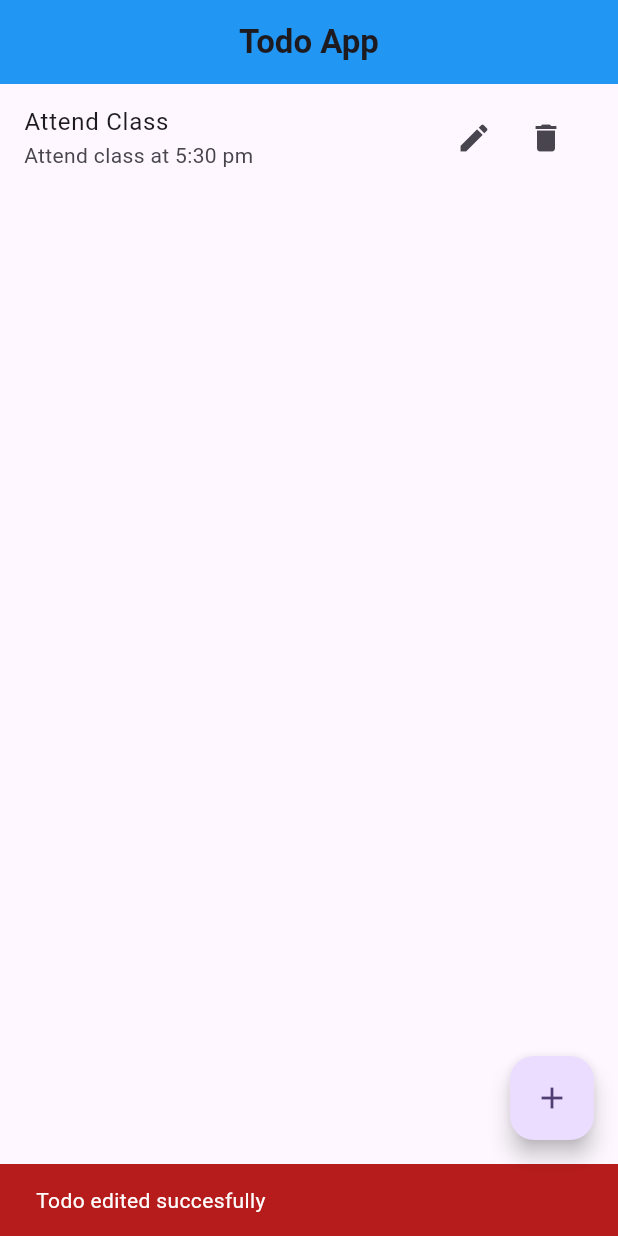
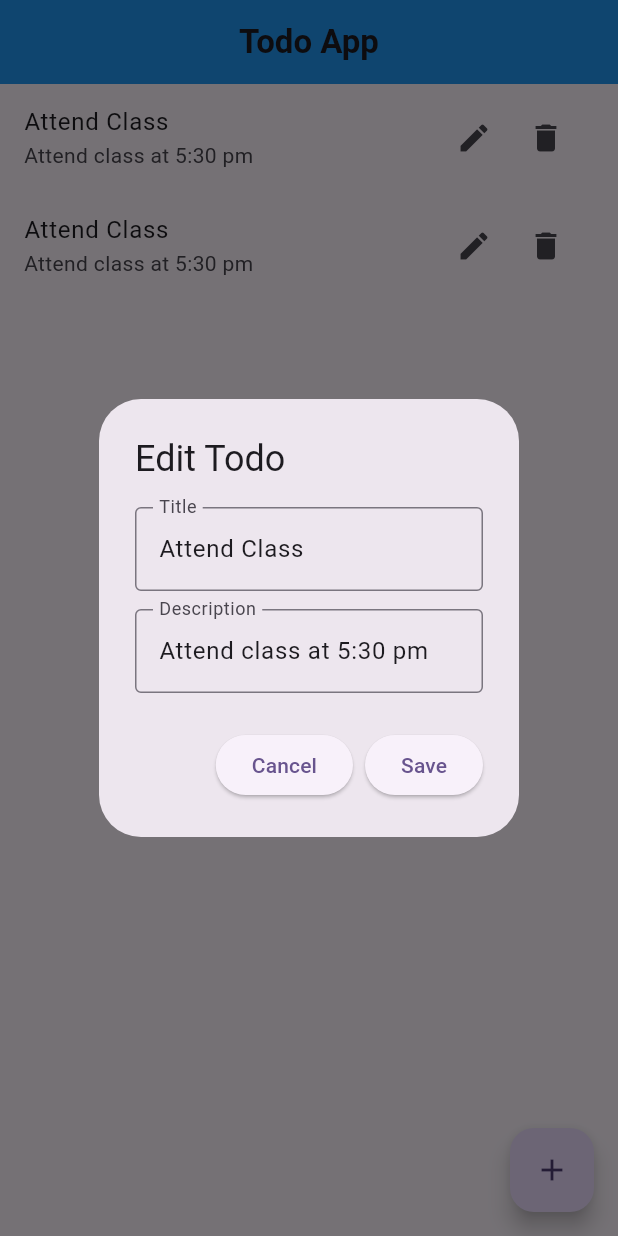
Before and after one commit to pukarnepali/flutter-todo-app, a Flutter app: the screen it shows after launch, after a tap on the "edit" icon, on a phone screen of 412 x 824 dp. Run offline on Flutter 3.47's test engine with Material 3 defaults, Android fonts, the phone set to English and light mode, and no system bars.

Commit message:
edit button functionality

```diff
--- a/lib/home_screen.dart
+++ b/lib/home_screen.dart
@@ -39,17 +39,7 @@ class _HomePageState extends State<HomePage> {
               children: [
                 IconButton(
                   onPressed: () {
-                    todos.remove(todos[index]);
-                    ScaffoldMessenger.of(context).showSnackBar(
-                      SnackBar(
-                        backgroundColor: Colors.red[900],
-                        content: Text(
-                          "Todo edited succesfully",
-                          style: TextStyle(color: Colors.white),
-                        ),
-                      ),
-                    );
-                    setState(() {});
+                    editDialog(context, index);
                   },
                   icon: Icon(Icons.edit),
                 ),
@@ -84,6 +74,8 @@ class _HomePageState extends State<HomePage> {
   }
 
   Future<dynamic> addDialog(BuildContext context) {
+    cTitle.clear();
+    cDesc.clear();
     return showDialog(
         context: context,
         builder: (conetxt) {
@@ -95,6 +87,7 @@ class _HomePageState extends State<HomePage> {
                   controller: cTitle,
                   decoration: InputDecoration(
                     border: OutlineInputBorder(),
+                    labelText: 'Title',
                   ),
                 ),
                 SizedBox(
@@ -104,6 +97,7 @@ class _HomePageState extends State<HomePage> {
                     controller: cDesc,
                     decoration: InputDecoration(
                       border: OutlineInputBorder(),
+                      labelText: 'Description',
                     )),
               ],
             ),
@@ -135,18 +129,22 @@ class _HomePageState extends State<HomePage> {
         });
   }
 
-  Future<dynamic> updateDialog(BuildContext context) {
+  Future<dynamic> editDialog(BuildContext context, int index) {
+    cTitle.text = todos[index].title!;
+    cDesc.text = todos[index].desc!;
     return showDialog(
       context: context,
       builder: (conetxt) {
         return AlertDialog(
-          title: Text("Add Todo"),
+          title: Text("Edit Todo"),
           content: Column(
+            mainAxisSize: MainAxisSize.min,
             children: [
               TextField(
                 controller: cTitle,
                 decoration: InputDecoration(
                   border: OutlineInputBorder(),
+                  labelText: 'Title',
                 ),
               ),
               SizedBox(
@@ -156,6 +154,7 @@ class _HomePageState extends State<HomePage> {
                   controller: cDesc,
                   decoration: InputDecoration(
                     border: OutlineInputBorder(),
+                    labelText: 'Description',
                   )),
             ],
           ),
@@ -164,24 +163,31 @@ class _HomePageState extends State<HomePage> {
               onPressed: () {
                 Navigator.pop(context);
               },
-                child: Text('Cancel')),
+              child: Text('Cancel'),
+            ),
             ElevatedButton(
                 onPressed: () {
-                  var todo = Todo(title: cTitle.text, desc: cDesc.text);
-                  todos.add(todo);
-                  setState(() {});
+                  if (cTitle.text != todos[index].title ||
+                      cDesc.text != todos[index].desc) {
+                    setState(
+                      () {
+                        todos[index] =
+                            Todo(title: cTitle.text, desc: cDesc.text);
+                      },
+                    );
                     ScaffoldMessenger.of(context).showSnackBar(
                       SnackBar(
                         backgroundColor: Colors.green[900],
                         content: Text(
-                        "Todo added succesfully",
+                          "Todo edited succesfully",
                           style: TextStyle(color: Colors.white),
                         ),
                       ),
                     );
+                  }
                   Navigator.pop(context);
                 },
-                child: Text('Add')),
+                child: Text('Save')),
           ],
         );
       },
```
Lines whose indentation alone changed are shown as unchanged.
